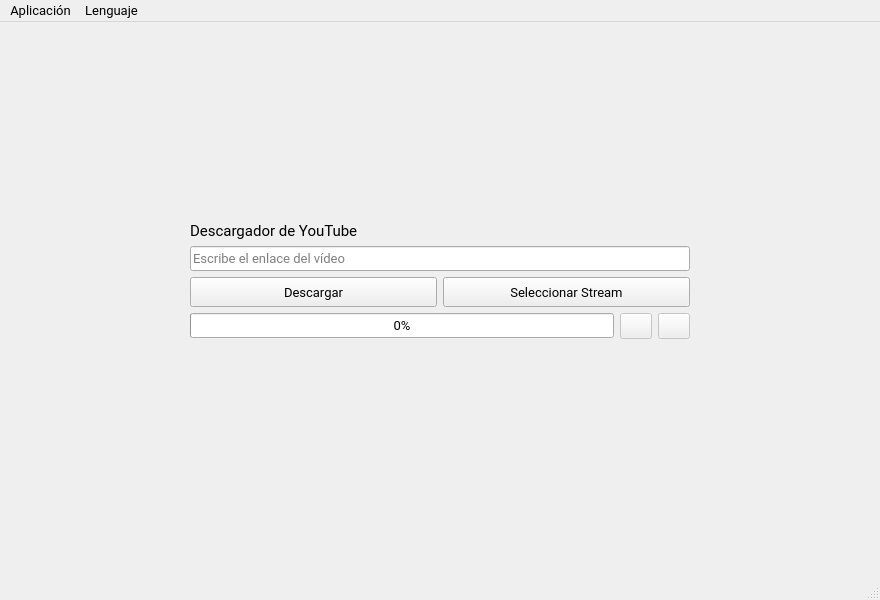
First picture: the form in app/ui/MainWindow.ui, repository caicesardev/GUIDownloader, before the edit.
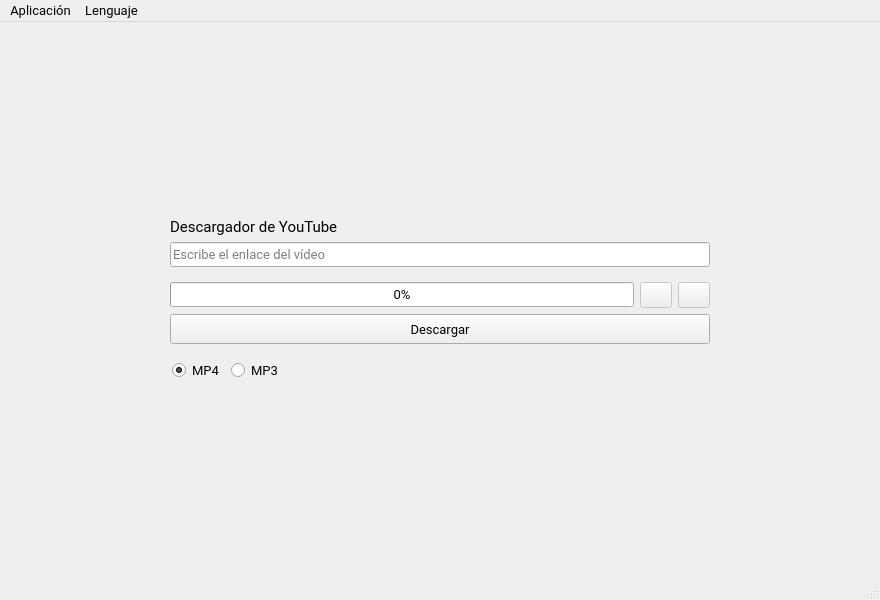
Second picture: the form after the edit. Icons and pictures are not drawn.

The edit to the form file:
```diff
--- a/app/ui/MainWindow.ui
+++ b/app/ui/MainWindow.ui
@@ -38,16 +38,16 @@
   <widget class="QWidget" name="centralwidget">
    <layout class="QGridLayout" name="gridLayout">
     <property name="leftMargin">
-     <number>190</number>
+     <number>170</number>
     </property>
     <property name="topMargin">
-     <number>190</number>
+     <number>170</number>
     </property>
     <property name="rightMargin">
-     <number>190</number>
+     <number>170</number>
     </property>
     <property name="bottomMargin">
-     <number>190</number>
+     <number>170</number>
     </property>
     <item row="0" column="0" rowspan="2">
      <widget class="QFrame" name="centralframe">
@@ -64,14 +64,7 @@
        <property name="bottomMargin">
         <number>0</number>
        </property>
-       <item row="8" column="0">
-        <widget class="QProgressBar" name="progress_bar">
-         <property name="value">
-          <number>0</number>
-         </property>
-        </widget>
-       </item>
-       <item row="11" column="0">
+       <item row="13" column="0">
         <spacer name="verticalSpacer_2">
          <property name="orientation">
           <enum>Qt::Vertical</enum>
@@ -84,60 +77,7 @@
          </property>
         </spacer>
        </item>
-       <item row="7" column="0" colspan="3">
-        <widget class="QFrame" name="buttons_frame">
-         <property name="frameShadow">
-          <enum>QFrame::Raised</enum>
-         </property>
-         <layout class="QHBoxLayout" name="horizontalLayout">
-          <property name="leftMargin">
-           <number>0</number>
-          </property>
-          <property name="topMargin">
-           <number>0</number>
-          </property>
-          <property name="rightMargin">
-           <number>0</number>
-          </property>
-          <property name="bottomMargin">
-           <number>0</number>
-          </property>
-          <item>
-           <widget class="QPushButton" name="download_button">
-            <property name="minimumSize">
-             <size>
-              <width>0</width>
-              <height>30</height>
-             </size>
-            </property>
-            <property name="cursor">
-             <cursorShape>PointingHandCursor</cursorShape>
-            </property>
-            <property name="text">
-             <string>Descargar</string>
-            </property>
-           </widget>
-          </item>
-          <item>
-           <widget class="QPushButton" name="select_strm_button">
-            <property name="minimumSize">
-             <size>
-              <width>0</width>
-              <height>30</height>
-             </size>
-            </property>
-            <property name="cursor">
-             <cursorShape>PointingHandCursor</cursorShape>
-            </property>
-            <property name="text">
-             <string>Seleccionar Stream</string>
-            </property>
-           </widget>
-          </item>
-         </layout>
-        </widget>
-       </item>
-       <item row="8" column="2">
+       <item row="9" column="2">
         <widget class="QToolButton" name="cancel_button">
          <property name="enabled">
           <bool>false</bool>
@@ -166,38 +106,6 @@
          </property>
         </widget>
        </item>
-       <item row="4" column="0">
-        <spacer name="verticalSpacer">
-         <property name="orientation">
-          <enum>Qt::Vertical</enum>
-         </property>
-         <property name="sizeHint" stdset="0">
-          <size>
-           <width>20</width>
-           <height>40</height>
-          </size>
-         </property>
-        </spacer>
-       </item>
-       <item row="5" column="0" colspan="3">
-        <widget class="QLabel" name="label">
-         <property name="maximumSize">
-          <size>
-           <width>16777215</width>
-           <height>20</height>
-          </size>
-         </property>
-         <property name="font">
-          <font>
-           <family>Roboto</family>
-           <pointsize>11</pointsize>
-          </font>
-         </property>
-         <property name="text">
-          <string>Descargador de YouTube</string>
-         </property>
-        </widget>
-       </item>
        <item row="6" column="0" colspan="3">
         <widget class="QLineEdit" name="input">
          <property name="minimumSize">
@@ -223,7 +131,153 @@
          </property>
         </widget>
        </item>
-       <item row="8" column="1">
+       <item row="11" column="0" colspan="3">
+        <widget class="QFrame" name="spd_label_frame">
+         <property name="maximumSize">
+          <size>
+           <width>16777215</width>
+           <height>40</height>
+          </size>
+         </property>
+         <layout class="QHBoxLayout" name="horizontalLayout_2">
+          <property name="leftMargin">
+           <number>2</number>
+          </property>
+          <property name="rightMargin">
+           <number>0</number>
+          </property>
+          <property name="bottomMargin">
+           <number>0</number>
+          </property>
+          <item>
+           <widget class="QRadioButton" name="mp4_radio_btn">
+            <property name="toolTip">
+             <string>Descargar vídeos en formato MP4</string>
+            </property>
+            <property name="text">
+             <string>MP4</string>
+            </property>
+            <property name="checked">
+             <bool>true</bool>
+            </property>
+           </widget>
+          </item>
+          <item>
+           <widget class="QRadioButton" name="mp3_radio_btn">
+            <property name="toolTip">
+             <string>Descargar vídeos en formato MP3</string>
+            </property>
+            <property name="text">
+             <string>MP3</string>
+            </property>
+           </widget>
+          </item>
+          <item>
+           <spacer name="horizontalSpacer">
+            <property name="orientation">
+             <enum>Qt::Horizontal</enum>
+            </property>
+            <property name="sizeHint" stdset="0">
+             <size>
+              <width>40</width>
+              <height>20</height>
+             </size>
+            </property>
+           </spacer>
+          </item>
+          <item>
+           <widget class="QLabel" name="speed_label">
+            <property name="text">
+             <string/>
+            </property>
+            <property name="alignment">
+             <set>Qt::AlignRight|Qt::AlignTrailing|Qt::AlignVCenter</set>
+            </property>
+           </widget>
+          </item>
+         </layout>
+        </widget>
+       </item>
+       <item row="10" column="0" colspan="3">
+        <widget class="QFrame" name="buttons_frame">
+         <property name="frameShadow">
+          <enum>QFrame::Raised</enum>
+         </property>
+         <layout class="QHBoxLayout" name="horizontalLayout">
+          <property name="leftMargin">
+           <number>0</number>
+          </property>
+          <property name="topMargin">
+           <number>0</number>
+          </property>
+          <property name="rightMargin">
+           <number>0</number>
+          </property>
+          <property name="bottomMargin">
+           <number>0</number>
+          </property>
+          <item>
+           <widget class="QPushButton" name="download_button">
+            <property name="minimumSize">
+             <size>
+              <width>0</width>
+              <height>30</height>
+             </size>
+            </property>
+            <property name="cursor">
+             <cursorShape>PointingHandCursor</cursorShape>
+            </property>
+            <property name="toolTip">
+             <string>Descargar vídeo</string>
+            </property>
+            <property name="text">
+             <string>Descargar</string>
+            </property>
+           </widget>
+          </item>
+         </layout>
+        </widget>
+       </item>
+       <item row="9" column="0">
+        <widget class="QProgressBar" name="progress_bar">
+         <property name="value">
+          <number>0</number>
+         </property>
+        </widget>
+       </item>
+       <item row="5" column="0" colspan="3">
+        <widget class="QLabel" name="label">
+         <property name="maximumSize">
+          <size>
+           <width>16777215</width>
+           <height>20</height>
+          </size>
+         </property>
+         <property name="font">
+          <font>
+           <family>Roboto</family>
+           <pointsize>11</pointsize>
+          </font>
+         </property>
+         <property name="text">
+          <string>Descargador de YouTube</string>
+         </property>
+        </widget>
+       </item>
+       <item row="4" column="0">
+        <spacer name="verticalSpacer">
+         <property name="orientation">
+          <enum>Qt::Vertical</enum>
+         </property>
+         <property name="sizeHint" stdset="0">
+          <size>
+           <width>20</width>
+           <height>40</height>
+          </size>
+         </property>
+        </spacer>
+       </item>
+       <item row="9" column="1">
         <widget class="QToolButton" name="play_pause_button">
          <property name="enabled">
           <bool>false</bool>
@@ -253,24 +307,21 @@
          </property>
         </widget>
        </item>
-       <item row="9" column="0" colspan="3">
-        <widget class="QFrame" name="spd_label_frame">
-         <property name="maximumSize">
+       <item row="7" column="0">
+        <spacer name="verticalSpacer_3">
+         <property name="orientation">
+          <enum>Qt::Vertical</enum>
+         </property>
+         <property name="sizeType">
+          <enum>QSizePolicy::Fixed</enum>
+         </property>
+         <property name="sizeHint" stdset="0">
           <size>
-           <width>16777215</width>
-           <height>40</height>
+           <width>20</width>
+           <height>9</height>
           </size>
          </property>
-         <layout class="QHBoxLayout" name="horizontalLayout_2">
-          <item>
-           <widget class="QLabel" name="speed_label">
-            <property name="alignment">
-             <set>Qt::AlignRight|Qt::AlignTrailing|Qt::AlignVCenter</set>
-            </property>
-           </widget>
-          </item>
-         </layout>
-        </widget>
+        </spacer>
        </item>
       </layout>
      </widget>
```
